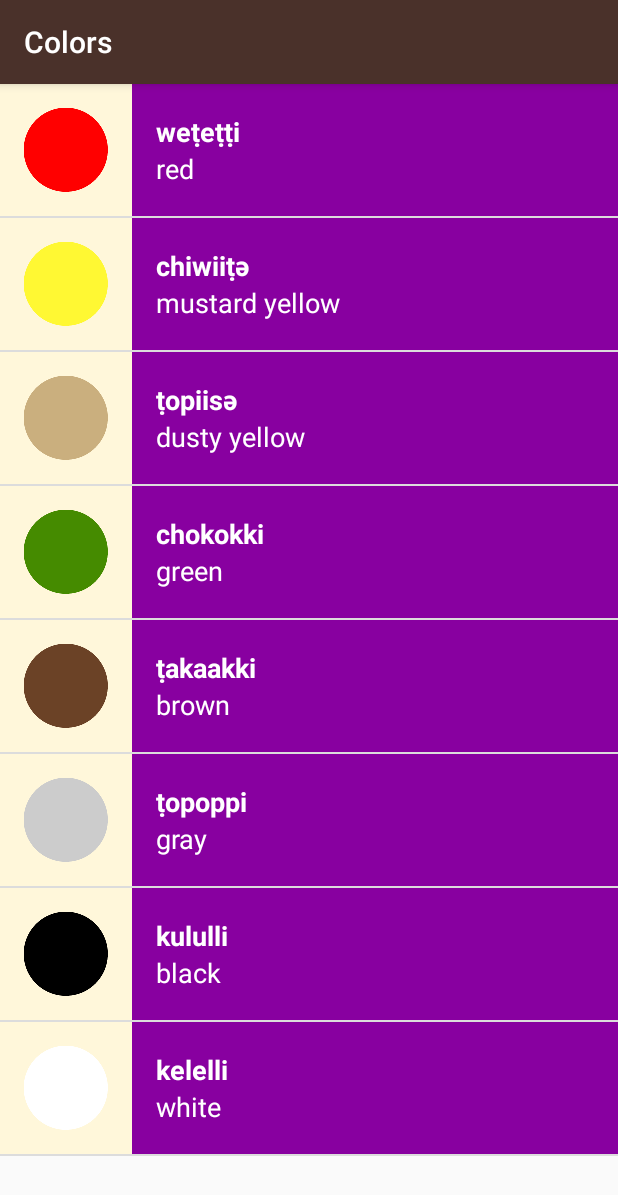
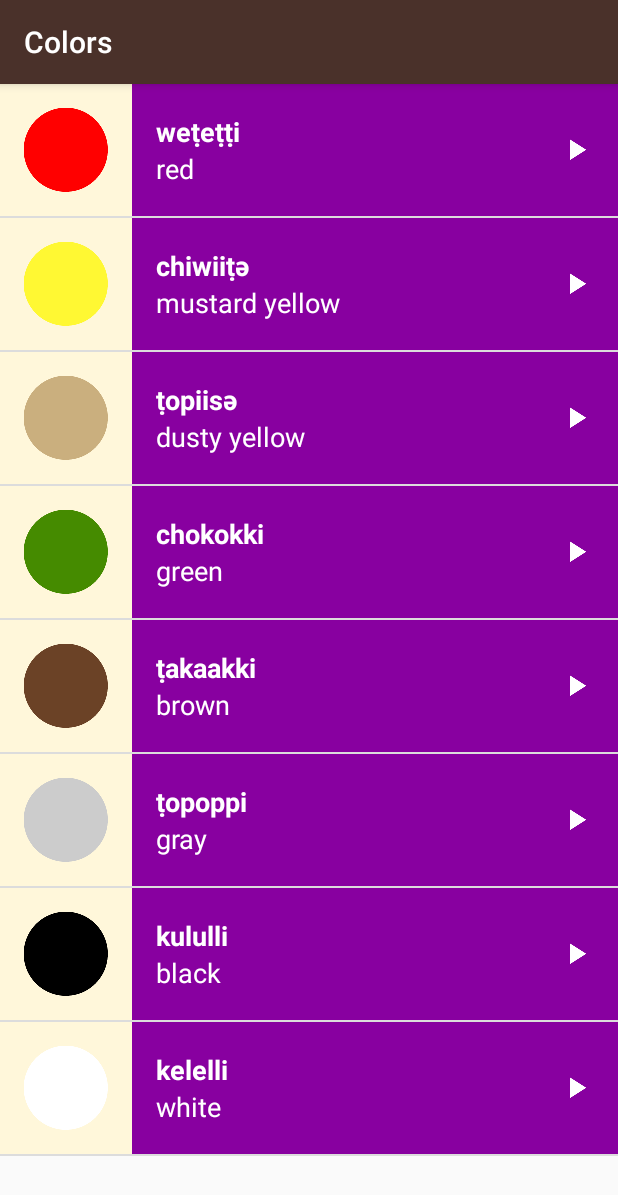
Before and after one commit to adussa3/Miwok, an Android app: the ColorsActivity screen opened directly, with no data from a screen before it, on a phone screen of 412 x 824 dp. Shown: the top 1195 px of the screen. Run offline under Robolectric (Android 15) with nearby library versions, the phone set to English and light mode, and no system bars.

Commit message:
Added ripple animation to each activity and list item when clicked

```diff
--- a/app/src/main/java/com/example/android/miwok/ColorsActivity.java
+++ b/app/src/main/java/com/example/android/miwok/ColorsActivity.java
@@ -1,5 +1,6 @@
 package com.example.android.miwok;
 
+import android.content.Context;
 import android.media.AudioManager;
 import android.media.MediaPlayer;
 import android.support.v7.app.AppCompatActivity;
@@ -70,6 +71,9 @@ public class ColorsActivity extends AppCompatActivity {
     protected void onCreate(Bundle savedInstanceState) {
         super.onCreate(savedInstanceState);
         setContentView(R.layout.word_list);
+
+        // Create and setup the {@link AudioManager} to request audio focus
+        mAudioManager = (AudioManager) getSystemService(Context.AUDIO_SERVICE);
 
         // Create a list of Word objects
         List<Word> words = new ArrayList<>();
--- a/app/src/main/java/com/example/android/miwok/FamilyActivity.java
+++ b/app/src/main/java/com/example/android/miwok/FamilyActivity.java
@@ -1,6 +1,7 @@
 package com.example.android.miwok;
 
 import android.app.Activity;
+import android.content.Context;
 import android.media.AudioManager;
 import android.media.MediaPlayer;
 import android.support.v7.app.AppCompatActivity;
@@ -71,6 +72,9 @@ public class FamilyActivity extends AppCompatActivity {
     protected void onCreate(Bundle savedInstanceState) {
         super.onCreate(savedInstanceState);
         setContentView(R.layout.word_list);
+
+        // Create and setup the {@link AudioManager} to request audio focus
+        mAudioManager = (AudioManager) getSystemService(Context.AUDIO_SERVICE);
 
         // Create a list of Word objects
         List<Word> words = new ArrayList<>();
--- a/app/src/main/java/com/example/android/miwok/PhrasesActivity.java
+++ b/app/src/main/java/com/example/android/miwok/PhrasesActivity.java
@@ -1,6 +1,7 @@
 package com.example.android.miwok;
 
 import android.app.Activity;
+import android.content.Context;
 import android.media.AudioManager;
 import android.media.MediaPlayer;
 import android.support.v7.app.AppCompatActivity;
@@ -71,6 +72,9 @@ public class PhrasesActivity extends AppCompatActivity {
     protected void onCreate(Bundle savedInstanceState) {
         super.onCreate(savedInstanceState);
         setContentView(R.layout.word_list);
+
+        // Create and setup the {@link AudioManager} to request audio focus
+        mAudioManager = (AudioManager) getSystemService(Context.AUDIO_SERVICE);
 
         // Create a list of Word objects
         List<Word> words = new ArrayList<>();
--- a/app/src/main/res/layout/list_item.xml
+++ b/app/src/main/res/layout/list_item.xml
@@ -1,26 +1,44 @@
 <?xml version="1.0" encoding="utf-8"?>
-<LinearLayout xmlns:android="http://schemas.android.com/apk/res/android"
+<android.support.constraint.ConstraintLayout xmlns:android="http://schemas.android.com/apk/res/android"
     xmlns:app="http://schemas.android.com/apk/res-auto"
     xmlns:tools="http://schemas.android.com/tools"
     android:layout_width="match_parent"
     android:layout_height="wrap_content"
+    android:minHeight="@dimen/list_item_height"
+    android:orientation="horizontal">
+
+    <LinearLayout
+        android:id="@+id/linearLayout"
+        android:layout_width="match_parent"
+        android:layout_height="wrap_content"
+        android:minHeight="@dimen/list_item_height"
         android:orientation="horizontal"
-    android:minHeight="@dimen/list_item_height"
-    android:background="@color/tan_background">
+        app:layout_constraintEnd_toEndOf="parent"
+        app:layout_constraintStart_toStartOf="parent"
+        app:layout_constraintTop_toTopOf="parent">
 
         <ImageView
             android:id="@+id/item_image_view"
             android:layout_width="@dimen/list_item_height"
-        android:layout_height="@dimen/list_item_height" />
+            android:layout_height="@dimen/list_item_height"
+            android:background="@color/tan_background"
+            android:contentDescription="TODO" />
 
-    <LinearLayout
+        <FrameLayout
             android:id="@+id/text_container"
             android:layout_width="match_parent"
             android:layout_height="match_parent"
-        android:layout_weight="1"
+            android:background="@color/category_numbers">
+
+            <LinearLayout
+                android:id="@+id/linearLayout1"
+                android:layout_width="match_parent"
+                android:layout_height="match_parent"
+                android:background="?android:attr/selectableItemBackground"
                 android:gravity="center_vertical"
                 android:minHeight="@dimen/list_item_height"
                 android:orientation="vertical"
+                android:paddingStart="16dp"
                 android:paddingLeft="16dp">
 
                 <TextView
@@ -38,5 +56,19 @@
                     android:text="one" />
 
             </LinearLayout>
+        </FrameLayout>
+    </LinearLayout>
 
-</LinearLayout>
+    <ImageView
+        android:id="@+id/imageView"
+        android:layout_width="24dp"
+        android:layout_height="24dp"
+        android:layout_marginEnd="16dp"
+        android:layout_marginRight="16dp"
+        android:layout_weight="1"
+        app:layout_constraintBottom_toBottomOf="@+id/linearLayout"
+        app:layout_constraintEnd_toEndOf="@+id/linearLayout"
+        app:layout_constraintTop_toTopOf="parent"
+        app:srcCompat="@drawable/ic_play_arrow" />
+
+</android.support.constraint.ConstraintLayout>
--- a/app/src/main/res/layout/word_list.xml
+++ b/app/src/main/res/layout/word_list.xml
@@ -9,5 +9,6 @@
         android:id="@+id/list"
         android:layout_width="match_parent"
         android:layout_height="match_parent"
-        android:orientation="vertical" />
+        android:orientation="vertical"/>
+        <!-- android:drawSelectorOnTop="true"/> -->
 </android.support.constraint.ConstraintLayout>
```
Also changed, not shown: app/src/main/res/layout/activity_main.xml (+29 -10 lines). Lines whose indentation alone changed are shown as unchanged.
